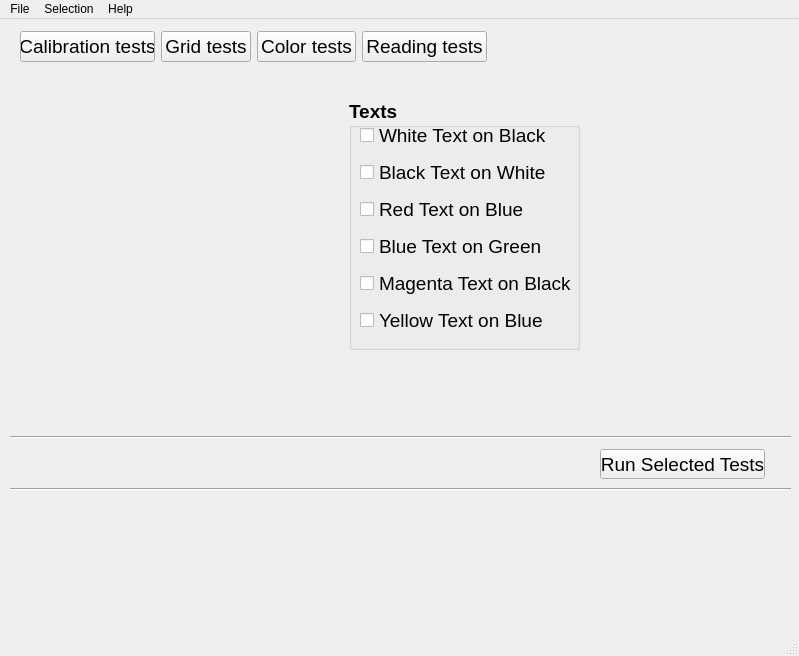
bu7ch3RiP/KursovaZSP, file mainwindow.ui: the form before one commit.
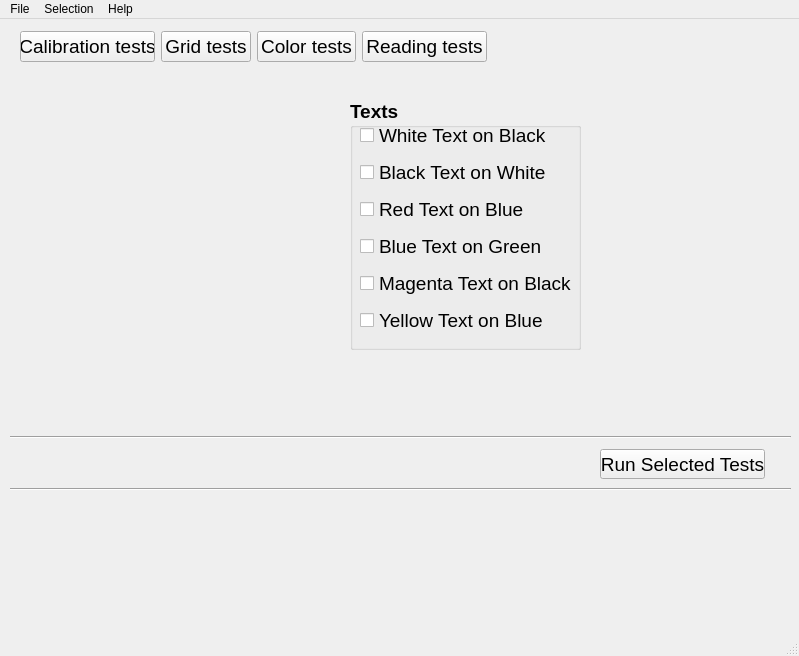
The form after the commit.

Commit message: add selectAll and clearAll function

The edit to the form file:
```diff
--- a/mainwindow.ui
+++ b/mainwindow.ui
@@ -715,7 +715,7 @@
      <widget class="QGroupBox" name="groupBox_8">
       <property name="geometry">
        <rect>
-        <x>339</x>
+        <x>340</x>
         <y>30</y>
         <width>231</width>
         <height>251</height>
```
Left out of the diff: 12 changed lines with no effect on the pictures. The commit also changes 2 other files.
